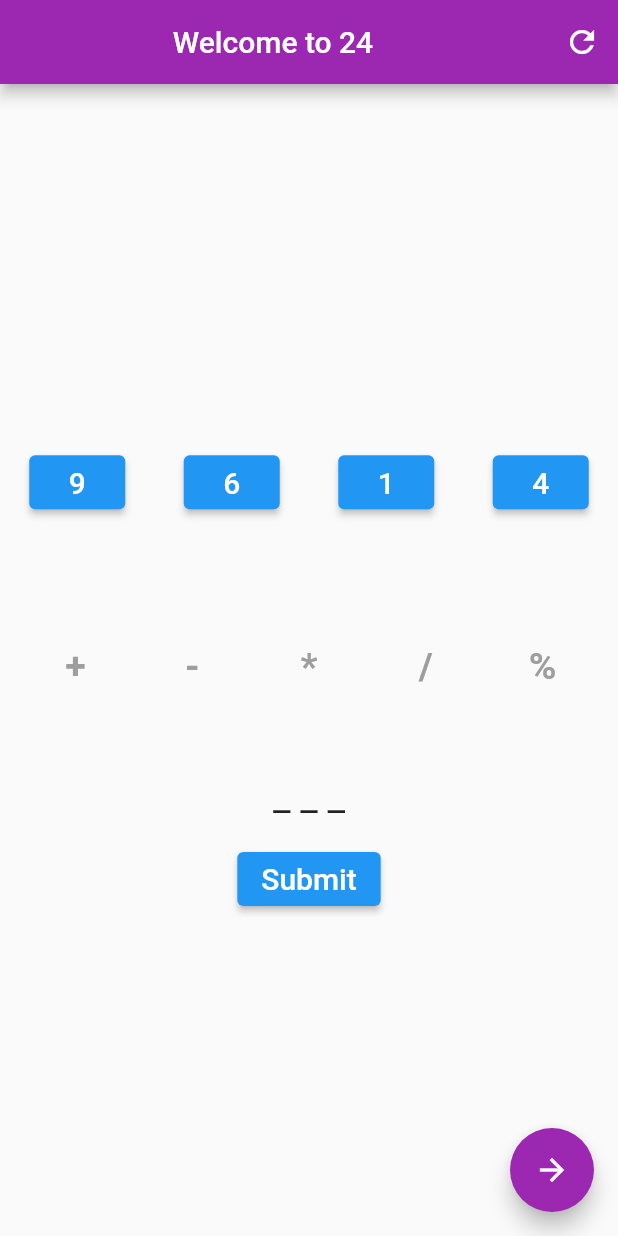
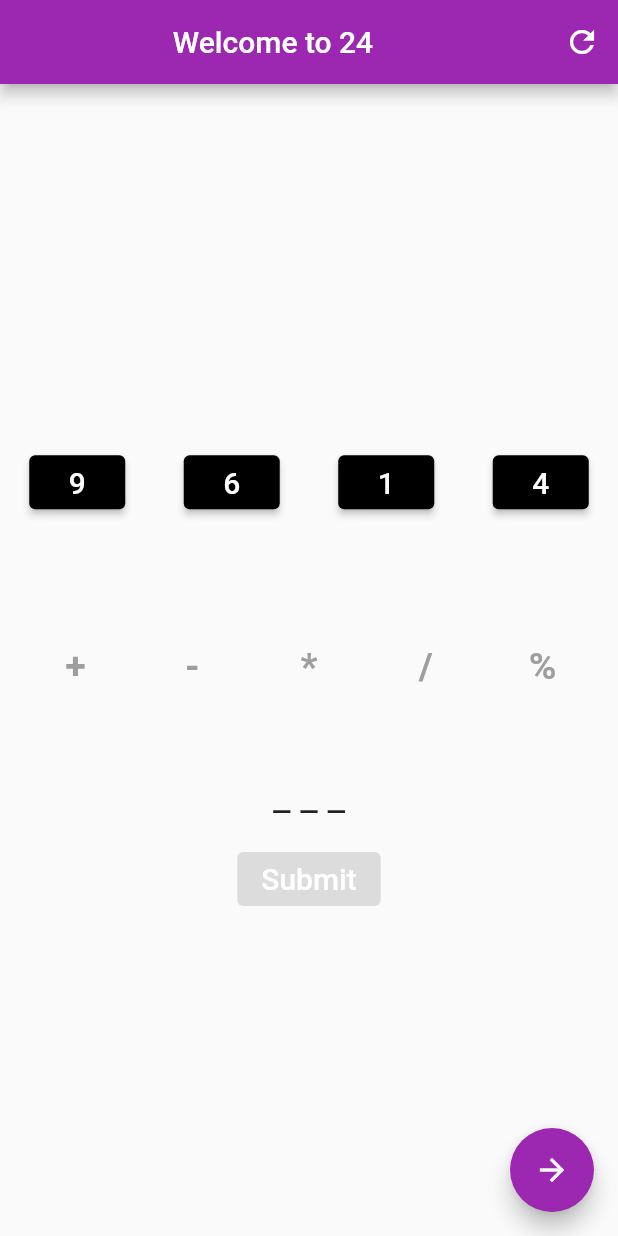
Before and after one commit to nickliu555/24_Game, a Flutter app: the screen it shows after launch, on a phone screen of 412 x 824 dp. Run offline on Flutter 3.47's test engine with Material 2 defaults, Android fonts, the phone set to English and light mode, and no system bars.

Commit message:
deactivate buttons when appropriate

```diff
--- a/lib/main.dart
+++ b/lib/main.dart
@@ -86,8 +86,8 @@ class _MyHomePageState extends State<MyHomePage> {
                   textAlign: TextAlign.center),
           actions: <Widget>[
             // usually buttons at the bottom of the dialog
-            new TextButton(
-              child: new Text("Continue"),
+            TextButton(
+              child: Text("Continue"),
               onPressed: () {
                 if (finalResult == 24) {
                   setState(() {
@@ -155,8 +155,8 @@ class _MyHomePageState extends State<MyHomePage> {
               textAlign: TextAlign.center),
           actions: <Widget>[
             // usually buttons at the bottom of the dialog
-            new TextButton(
-                child: new Text("Continue"),
+            TextButton(
+                child: Text("Continue"),
                 onPressed: () {
                   Navigator.of(context).pop();
                 }),
@@ -210,41 +210,43 @@ class _MyHomePageState extends State<MyHomePage> {
                 height: 150,
                 child: GridView.builder(
                     itemCount: dices.length,
-                    gridDelegate: new SliverGridDelegateWithFixedCrossAxisCount(
+                    gridDelegate: SliverGridDelegateWithFixedCrossAxisCount(
                       crossAxisCount: dices.length,
                     ),
                     itemBuilder: (BuildContext context, int index) {
-                      return new Row(
+                      return Row(
                           mainAxisAlignment: MainAxisAlignment.center,
                           children: <Widget>[
                             ButtonTheme(
                               minWidth: 50.0,
                               height: 50.0,
                               child: ElevatedButton(
-                                child: Text(
-                                  dices[index].toString(),
-                                  style: TextStyle(
-                                    fontSize: 20,
-                                    color: Colors.white,
-                                  ),
-                                ),
-                                // color: usedDices[index] ||
-                                //         !expectNum ||
-                                //         dices.length == 1
-                                //     ? Colors.grey
-                                //     : Colors.black,
-                                onPressed: () {
+                                style: ElevatedButton.styleFrom(
+                                    primary: Colors.black),
+                                onPressed: usedDices[index] ||
+                                        !expectNum ||
+                                        dices.length == 1
+                                    ? null
+                                    : () {
                                         if (!usedDices[index] &&
                                             expectNum &&
                                             dices.length != 1) {
                                           setState(() {
-                                      numUsed[turn] = dices[index].toString();
+                                            numUsed[turn] =
+                                                dices[index].toString();
                                             numUsedIndex[turn] = index;
                                           });
                                           expectNum = false;
                                           usedDices[index] = true;
                                         }
                                       },
+                                child: Text(
+                                  dices[index].toString(),
+                                  style: const TextStyle(
+                                    fontSize: 20,
+                                    color: Colors.white,
+                                  ),
+                                ),
                               ),
                             ),
                           ]);
@@ -272,7 +274,7 @@ class _MyHomePageState extends State<MyHomePage> {
                       }
                     },
                   )),
-              Text("    "),
+              const Text("    "),
               ButtonTheme(
                   minWidth: 50.0,
                   height: 50.0,
@@ -294,7 +296,7 @@ class _MyHomePageState extends State<MyHomePage> {
                       }
                     },
                   )),
-              Text("    "),
+              const Text("    "),
               ButtonTheme(
                   minWidth: 50.0,
                   height: 50.0,
@@ -316,7 +318,7 @@ class _MyHomePageState extends State<MyHomePage> {
                       }
                     },
                   )),
-              Text("    "),
+              const Text("    "),
               ButtonTheme(
                   minWidth: 50.0,
                   height: 50.0,
@@ -338,7 +340,7 @@ class _MyHomePageState extends State<MyHomePage> {
                       }
                     },
                   )),
-              Text("    "),
+              const Text("    "),
               ButtonTheme(
                   minWidth: 50.0,
                   height: 50.0,
@@ -361,7 +363,7 @@ class _MyHomePageState extends State<MyHomePage> {
                     },
                   )),
             ]),
-            Text(
+            const Text(
               '\n\n',
             ),
             //Result text
@@ -375,22 +377,18 @@ class _MyHomePageState extends State<MyHomePage> {
                             style: TextStyle(fontSize: 26)),
                         Text(numUsed[1], style: TextStyle(fontSize: 26))
                       ]),
-            Text(""),
+            const Text(""),
             ButtonTheme(
               minWidth: 48.0,
               height: 36.0,
               child: ElevatedButton(
-                child: Text(
-                  'Submit',
-                  style: TextStyle(
-                    fontSize: 20,
-                    color: Colors.white,
+                style: ElevatedButton.styleFrom(
+                    primary: Colors.green // Background color
                     ),
-                ),
-                // color: done() ? Colors.green : Colors.grey,
-                onPressed: () {
+                onPressed: !done()
+                    ? null
+                    : () {
                         bool divisionError = false;
-                  if (done()) {
                         if (operationUsed == '+') {
                           finalResult =
                               int.parse(numUsed[0]) + int.parse(numUsed[1]);
@@ -402,8 +400,8 @@ class _MyHomePageState extends State<MyHomePage> {
                               int.parse(numUsed[0]) * int.parse(numUsed[1]);
                         } else if (operationUsed == '/') {
                           if (int.parse(numUsed[1]) != 0) {
-                        finalResult =
-                            ((int.parse(numUsed[0]) / int.parse(numUsed[1])) -
+                            finalResult = ((int.parse(numUsed[0]) /
+                                        int.parse(numUsed[1])) -
                                     0.5)
                                 .round();
                           } else {
@@ -447,8 +445,14 @@ class _MyHomePageState extends State<MyHomePage> {
                             }
                           });
                         }
-                  }
                       },
+                child: const Text(
+                  'Submit',
+                  style: TextStyle(
+                    fontSize: 20,
+                    color: Colors.white,
+                  ),
+                ),
               ),
             ),
           ],
@@ -487,7 +491,7 @@ class _MyHomePageState extends State<MyHomePage> {
           });
         },
         tooltip: 'Next Game',
-        child: Icon(Icons.arrow_forward),
+        child: const Icon(Icons.arrow_forward),
       ),
     );
   }
```
Lines whose indentation alone changed are shown as unchanged.
